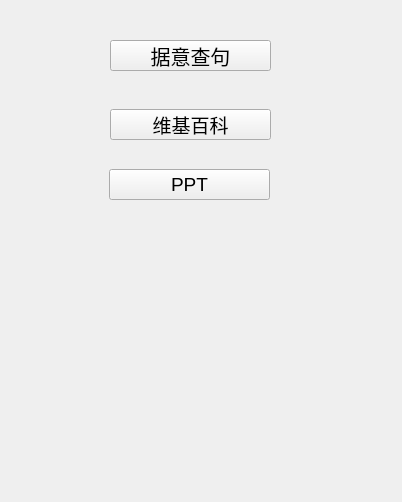
First picture: the form in assemtool/Littletool.ui, repository NkAntony777/Assemble-tool, before the edit.
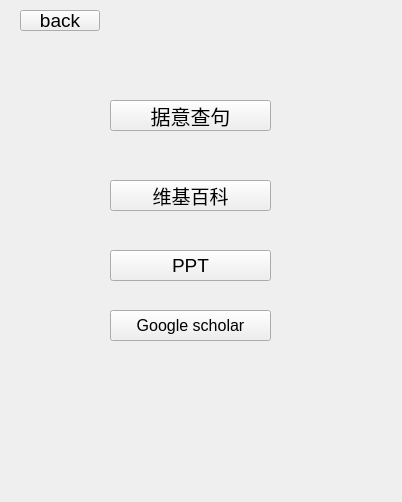
Second picture: the form after the edit. Icons and pictures are not drawn.

The edit to the form file:
```diff
--- a/assemtool/Littletool.ui
+++ b/assemtool/Littletool.ui
@@ -21,7 +21,7 @@
    <property name="geometry">
     <rect>
      <x>110</x>
-     <y>40</y>
+     <y>100</y>
      <width>161</width>
      <height>31</height>
     </rect>
@@ -39,7 +39,7 @@
    <property name="geometry">
     <rect>
      <x>110</x>
-     <y>109</y>
+     <y>180</y>
      <width>161</width>
      <height>31</height>
     </rect>
@@ -56,8 +56,8 @@
   <widget class="QPushButton" name="pushButton_3">
    <property name="geometry">
     <rect>
-     <x>109</x>
-     <y>169</y>
+     <x>110</x>
+     <y>250</y>
      <width>161</width>
      <height>31</height>
     </rect>
@@ -71,6 +71,42 @@
     <string>PPT</string>
    </property>
   </widget>
+  <widget class="QPushButton" name="pushButton_4">
+   <property name="geometry">
+    <rect>
+     <x>20</x>
+     <y>10</y>
+     <width>80</width>
+     <height>21</height>
+    </rect>
+   </property>
+   <property name="font">
+    <font>
+     <pointsize>14</pointsize>
+    </font>
+   </property>
+   <property name="text">
+    <string>back</string>
+   </property>
+  </widget>
+  <widget class="QPushButton" name="pushButton_5">
+   <property name="geometry">
+    <rect>
+     <x>110</x>
+     <y>310</y>
+     <width>161</width>
+     <height>31</height>
+    </rect>
+   </property>
+   <property name="font">
+    <font>
+     <pointsize>12</pointsize>
+    </font>
+   </property>
+   <property name="text">
+    <string>Google scholar</string>
+   </property>
+  </widget>
  </widget>
  <resources/>
  <connections/>
```
Left out of the diff: 3 changed lines with no effect on the pictures.
